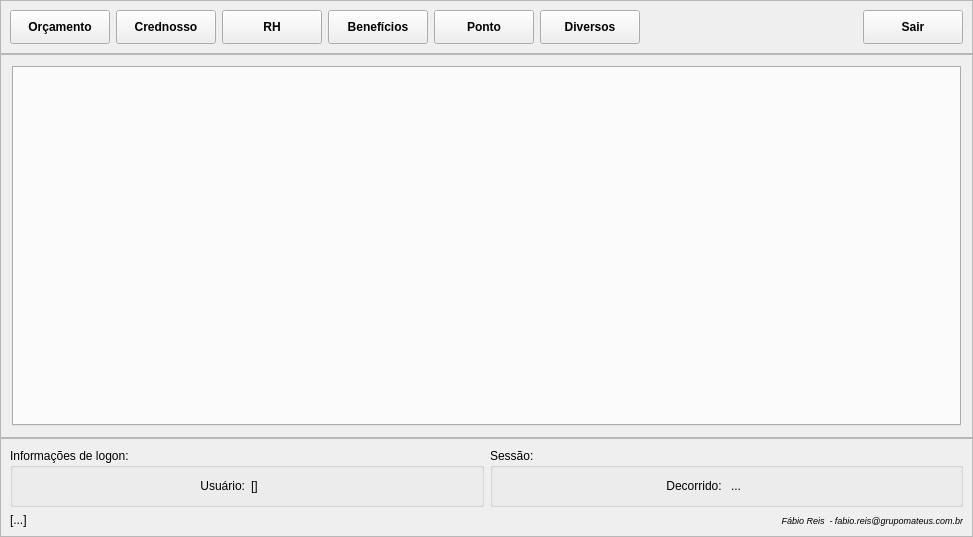
Qt form principal.ui (fallomermo/SeverinoToolKit) before a commit.
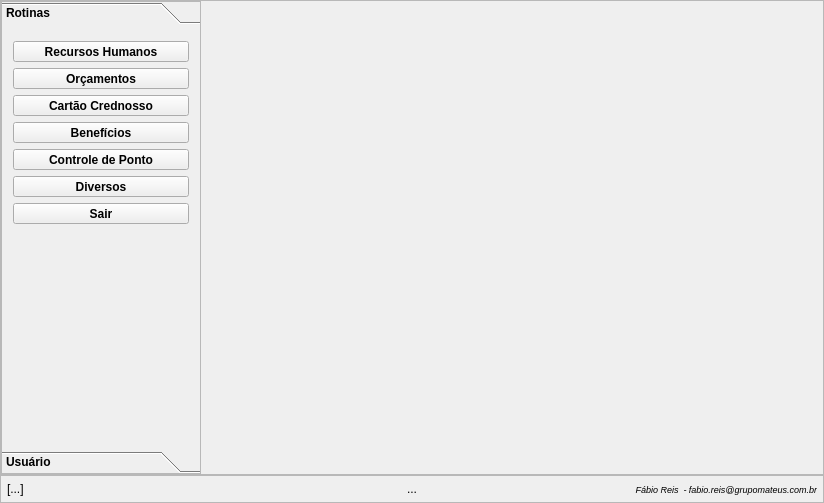
The same form after that commit. Icons and pictures are not drawn.

```diff
--- a/principal.ui
+++ b/principal.ui
@@ -6,8 +6,8 @@
    <rect>
     <x>0</x>
     <y>0</y>
-    <width>973</width>
-    <height>537</height>
+    <width>824</width>
+    <height>503</height>
    </rect>
   </property>
   <property name="windowTitle">
@@ -17,9 +17,6 @@
    <iconset resource="thema.qrc">
     <normaloff>:/images/iconeSeverino.png</normaloff>:/images/iconeSeverino.png</iconset>
   </property>
-  <property name="styleSheet">
-   <string notr="true"/>
-  </property>
   <layout class="QGridLayout" name="gridLayout_2">
    <property name="leftMargin">
     <number>0</number>
@@ -36,8 +33,101 @@
    <property name="spacing">
     <number>0</number>
    </property>
+   <item row="2" column="0">
+    <widget class="QFrame" name="framePanel_InfoUsuario">
+     <property name="frameShape">
+      <enum>QFrame::StyledPanel</enum>
+     </property>
+     <property name="frameShadow">
+      <enum>QFrame::Raised</enum>
+     </property>
+     <layout class="QGridLayout" name="gridLayout_5">
+      <property name="leftMargin">
+       <number>6</number>
+      </property>
+      <property name="topMargin">
+       <number>6</number>
+      </property>
+      <property name="rightMargin">
+       <number>6</number>
+      </property>
+      <property name="bottomMargin">
+       <number>6</number>
+      </property>
+      <item row="0" column="2">
+       <widget class="QLabel" name="statusDevelop">
+        <property name="font">
+         <font>
+          <pointsize>7</pointsize>
+          <italic>true</italic>
+         </font>
+        </property>
+        <property name="text">
+         <string>Fábio Reis  - fabio.reis@grupomateus.com.br</string>
+        </property>
+        <property name="alignment">
+         <set>Qt::AlignRight|Qt::AlignTrailing|Qt::AlignVCenter</set>
+        </property>
+       </widget>
+      </item>
+      <item row="0" column="0">
+       <widget class="QLabel" name="statusAplicacao">
+        <property name="text">
+         <string>[...]</string>
+        </property>
+       </widget>
+      </item>
+      <item row="0" column="1">
+       <widget class="QLabel" name="campoTime">
+        <property name="font">
+         <font/>
+        </property>
+        <property name="text">
+         <string>...</string>
+        </property>
+        <property name="alignment">
+         <set>Qt::AlignCenter</set>
+        </property>
+       </widget>
+      </item>
+     </layout>
+    </widget>
+   </item>
+   <item row="1" column="0">
+    <widget class="QFrame" name="framePanel_InfoSessao">
+     <property name="styleSheet">
+      <string notr="true"/>
+     </property>
+     <property name="frameShape">
+      <enum>QFrame::StyledPanel</enum>
+     </property>
+     <property name="frameShadow">
+      <enum>QFrame::Raised</enum>
+     </property>
+     <layout class="QGridLayout" name="gridLayout">
+      <property name="leftMargin">
+       <number>0</number>
+      </property>
+      <property name="topMargin">
+       <number>0</number>
+      </property>
+      <property name="rightMargin">
+       <number>0</number>
+      </property>
+      <property name="bottomMargin">
+       <number>0</number>
+      </property>
+      <property name="spacing">
+       <number>0</number>
+      </property>
    <item row="0" column="0">
     <widget class="QFrame" name="framePanel">
+        <property name="maximumSize">
+         <size>
+          <width>200</width>
+          <height>16777215</height>
+         </size>
+        </property>
      <property name="font">
       <font>
        <pointsize>9</pointsize>
@@ -54,29 +144,101 @@
      <property name="frameShadow">
       <enum>QFrame::Raised</enum>
      </property>
-     <layout class="QHBoxLayout" name="horizontalLayout">
+        <layout class="QVBoxLayout" name="verticalLayout">
+         <property name="spacing">
+          <number>0</number>
+         </property>
       <property name="leftMargin">
-       <number>9</number>
+          <number>0</number>
       </property>
       <property name="topMargin">
-       <number>9</number>
+          <number>0</number>
       </property>
       <property name="rightMargin">
-       <number>9</number>
+          <number>0</number>
       </property>
       <property name="bottomMargin">
-       <number>9</number>
-      </property>
+          <number>0</number>
+         </property>
+         <item>
+          <widget class="QToolBox" name="toolBox">
+           <property name="layoutDirection">
+            <enum>Qt::LeftToRight</enum>
+           </property>
+           <property name="autoFillBackground">
+            <bool>false</bool>
+           </property>
+           <property name="frameShape">
+            <enum>QFrame::NoFrame</enum>
+           </property>
+           <property name="currentIndex">
+            <number>0</number>
+           </property>
+           <widget class="QWidget" name="pageRotinas">
+            <property name="geometry">
+             <rect>
+              <x>0</x>
+              <y>-5</y>
+              <width>181</width>
+              <height>417</height>
+             </rect>
+            </property>
+            <attribute name="icon">
+             <iconset resource="thema.qrc">
+              <normaloff>:/images/order.png</normaloff>:/images/order.png</iconset>
+            </attribute>
+            <attribute name="label">
+             <string>Rotinas</string>
+            </attribute>
+            <layout class="QVBoxLayout" name="verticalLayout_2">
+             <item>
+              <widget class="QToolButton" name="toolButtonRecursosHumanos">
+               <property name="maximumSize">
+                <size>
+                 <width>400</width>
+                 <height>16777215</height>
+                </size>
+               </property>
+               <property name="contextMenuPolicy">
+                <enum>Qt::ActionsContextMenu</enum>
+               </property>
+               <property name="text">
+                <string>Recursos Humanos</string>
+               </property>
+               <property name="icon">
+                <iconset resource="thema.qrc">
+                 <normaloff>:/images/grouprh.png</normaloff>:/images/grouprh.png</iconset>
+               </property>
+               <property name="iconSize">
+                <size>
+                 <width>28</width>
+                 <height>28</height>
+                </size>
+               </property>
+               <property name="popupMode">
+                <enum>QToolButton::InstantPopup</enum>
+               </property>
+               <property name="toolButtonStyle">
+                <enum>Qt::ToolButtonTextUnderIcon</enum>
+               </property>
+               <property name="arrowType">
+                <enum>Qt::NoArrow</enum>
+               </property>
+              </widget>
+             </item>
       <item>
        <widget class="QToolButton" name="toolButtonIntegracaoFinanceira">
-        <property name="minimumSize">
+               <property name="maximumSize">
          <size>
-          <width>100</width>
-          <height>34</height>
-         </size>
-        </property>
+                 <width>400</width>
+                 <height>16777215</height>
+                </size>
+               </property>
+               <property name="contextMenuPolicy">
+                <enum>Qt::ActionsContextMenu</enum>
+               </property>
         <property name="text">
-         <string>Orçamento</string>
+                <string>Orçamentos</string>
         </property>
         <property name="icon">
          <iconset resource="thema.qrc">
@@ -88,21 +250,30 @@
           <height>28</height>
          </size>
         </property>
+               <property name="popupMode">
+                <enum>QToolButton::InstantPopup</enum>
+               </property>
         <property name="toolButtonStyle">
-         <enum>Qt::ToolButtonTextBesideIcon</enum>
+                <enum>Qt::ToolButtonTextUnderIcon</enum>
+               </property>
+               <property name="arrowType">
+                <enum>Qt::NoArrow</enum>
         </property>
        </widget>
       </item>
       <item>
-       <widget class="QToolButton" name="toolButtonIntegracaoCrednosso">
-        <property name="minimumSize">
+              <widget class="QToolButton" name="toolButtonCartaoCrednosso">
+               <property name="maximumSize">
          <size>
-          <width>100</width>
-          <height>34</height>
-         </size>
-        </property>
+                 <width>400</width>
+                 <height>16777215</height>
+                </size>
+               </property>
+               <property name="contextMenuPolicy">
+                <enum>Qt::ActionsContextMenu</enum>
+               </property>
         <property name="text">
-         <string>Crednosso</string>
+                <string>Cartão Crednosso</string>
         </property>
         <property name="icon">
          <iconset resource="thema.qrc">
@@ -114,45 +285,28 @@
           <height>28</height>
          </size>
         </property>
-        <property name="toolButtonStyle">
-         <enum>Qt::ToolButtonTextBesideIcon</enum>
-        </property>
-       </widget>
-      </item>
-      <item>
-       <widget class="QToolButton" name="toolButtonIntegracaoRH">
-        <property name="minimumSize">
-         <size>
-          <width>100</width>
-          <height>34</height>
-         </size>
-        </property>
-        <property name="text">
-         <string>RH</string>
-        </property>
-        <property name="icon">
-         <iconset resource="thema.qrc">
-          <normaloff>:/images/grouprh.png</normaloff>:/images/grouprh.png</iconset>
-        </property>
-        <property name="iconSize">
-         <size>
-          <width>28</width>
-          <height>28</height>
-         </size>
-        </property>
+               <property name="popupMode">
+                <enum>QToolButton::InstantPopup</enum>
+               </property>
         <property name="toolButtonStyle">
-         <enum>Qt::ToolButtonTextBesideIcon</enum>
-        </property>
+                <enum>Qt::ToolButtonTextUnderIcon</enum>
+               </property>
+               <property name="arrowType">
+                <enum>Qt::NoArrow</enum>
+               </property>
        </widget>
       </item>
       <item>
-       <widget class="QToolButton" name="toolButtonBlissBeneficios">
-        <property name="minimumSize">
+              <widget class="QToolButton" name="toolButtonBeneficios">
+               <property name="maximumSize">
          <size>
-          <width>100</width>
-          <height>34</height>
-         </size>
-        </property>
+                 <width>400</width>
+                 <height>16777215</height>
+                </size>
+               </property>
+               <property name="contextMenuPolicy">
+                <enum>Qt::ActionsContextMenu</enum>
+               </property>
         <property name="text">
          <string>Benefícios</string>
         </property>
@@ -166,21 +320,30 @@
           <height>28</height>
          </size>
         </property>
+               <property name="popupMode">
+                <enum>QToolButton::InstantPopup</enum>
+               </property>
         <property name="toolButtonStyle">
-         <enum>Qt::ToolButtonTextBesideIcon</enum>
+                <enum>Qt::ToolButtonTextUnderIcon</enum>
+               </property>
+               <property name="arrowType">
+                <enum>Qt::NoArrow</enum>
         </property>
        </widget>
       </item>
       <item>
        <widget class="QToolButton" name="toolButtonControlePonto">
-        <property name="minimumSize">
+               <property name="maximumSize">
          <size>
-          <width>100</width>
-          <height>34</height>
-         </size>
-        </property>
+                 <width>400</width>
+                 <height>16777215</height>
+                </size>
+               </property>
+               <property name="contextMenuPolicy">
+                <enum>Qt::ActionsContextMenu</enum>
+               </property>
         <property name="text">
-         <string>Ponto</string>
+                <string>Controle de Ponto</string>
         </property>
         <property name="icon">
          <iconset resource="thema.qrc">
@@ -192,19 +355,28 @@
           <height>28</height>
          </size>
         </property>
+               <property name="popupMode">
+                <enum>QToolButton::InstantPopup</enum>
+               </property>
         <property name="toolButtonStyle">
-         <enum>Qt::ToolButtonTextBesideIcon</enum>
+                <enum>Qt::ToolButtonTextUnderIcon</enum>
+               </property>
+               <property name="arrowType">
+                <enum>Qt::NoArrow</enum>
         </property>
        </widget>
       </item>
       <item>
        <widget class="QToolButton" name="toolButtonFerramentas">
-        <property name="minimumSize">
+               <property name="maximumSize">
          <size>
-          <width>100</width>
-          <height>34</height>
-         </size>
-        </property>
+                 <width>400</width>
+                 <height>16777215</height>
+                </size>
+               </property>
+               <property name="contextMenuPolicy">
+                <enum>Qt::ActionsContextMenu</enum>
+               </property>
         <property name="text">
          <string>Diversos</string>
         </property>
@@ -218,32 +390,28 @@
           <height>28</height>
          </size>
         </property>
+               <property name="popupMode">
+                <enum>QToolButton::InstantPopup</enum>
+               </property>
         <property name="toolButtonStyle">
-         <enum>Qt::ToolButtonTextBesideIcon</enum>
+                <enum>Qt::ToolButtonTextUnderIcon</enum>
+               </property>
+               <property name="arrowType">
+                <enum>Qt::NoArrow</enum>
         </property>
        </widget>
       </item>
-      <item>
-       <spacer name="horizontalSpacer">
-        <property name="orientation">
-         <enum>Qt::Horizontal</enum>
-        </property>
-        <property name="sizeHint" stdset="0">
-         <size>
-          <width>40</width>
-          <height>20</height>
-         </size>
-        </property>
-       </spacer>
-      </item>
       <item>
        <widget class="QToolButton" name="botaoSair">
-        <property name="minimumSize">
+               <property name="maximumSize">
          <size>
-          <width>100</width>
-          <height>34</height>
-         </size>
-        </property>
+                 <width>400</width>
+                 <height>16777215</height>
+                </size>
+               </property>
+               <property name="contextMenuPolicy">
+                <enum>Qt::ActionsContextMenu</enum>
+               </property>
         <property name="text">
          <string>Sair</string>
         </property>
@@ -257,27 +425,111 @@
           <height>28</height>
          </size>
         </property>
+               <property name="popupMode">
+                <enum>QToolButton::InstantPopup</enum>
+               </property>
         <property name="toolButtonStyle">
-         <enum>Qt::ToolButtonTextBesideIcon</enum>
-        </property>
-       </widget>
-      </item>
-     </layout>
-    </widget>
-   </item>
-   <item row="1" column="0">
-    <widget class="QFrame" name="framePanel_InfoSessao">
-     <property name="styleSheet">
-      <string notr="true"/>
-     </property>
-     <property name="frameShape">
-      <enum>QFrame::StyledPanel</enum>
-     </property>
-     <property name="frameShadow">
-      <enum>QFrame::Raised</enum>
-     </property>
-     <layout class="QGridLayout" name="gridLayout">
-      <item row="0" column="0">
+                <enum>Qt::ToolButtonTextUnderIcon</enum>
+               </property>
+               <property name="arrowType">
+                <enum>Qt::NoArrow</enum>
+               </property>
+              </widget>
+             </item>
+             <item>
+              <spacer name="verticalSpacer_2">
+               <property name="orientation">
+                <enum>Qt::Vertical</enum>
+               </property>
+               <property name="sizeHint" stdset="0">
+                <size>
+                 <width>20</width>
+                 <height>40</height>
+                </size>
+               </property>
+              </spacer>
+             </item>
+            </layout>
+           </widget>
+           <widget class="QWidget" name="pageUsuario">
+            <property name="geometry">
+             <rect>
+              <x>0</x>
+              <y>0</y>
+              <width>198</width>
+              <height>412</height>
+             </rect>
+            </property>
+            <attribute name="icon">
+             <iconset resource="thema.qrc">
+              <normaloff>:/images/user.png</normaloff>:/images/user.png</iconset>
+            </attribute>
+            <attribute name="label">
+             <string>Usuário</string>
+            </attribute>
+            <layout class="QVBoxLayout" name="verticalLayout_3">
+             <item>
+              <widget class="QToolButton" name="botaoAvatar">
+               <property name="minimumSize">
+                <size>
+                 <width>0</width>
+                 <height>100</height>
+                </size>
+               </property>
+               <property name="maximumSize">
+                <size>
+                 <width>400</width>
+                 <height>16777215</height>
+                </size>
+               </property>
+               <property name="text">
+                <string>usuário</string>
+               </property>
+               <property name="icon">
+                <iconset resource="thema.qrc">
+                 <normaloff>:/images/user.png</normaloff>:/images/user.png</iconset>
+               </property>
+               <property name="iconSize">
+                <size>
+                 <width>64</width>
+                 <height>64</height>
+                </size>
+               </property>
+               <property name="shortcut">
+                <string>F12</string>
+               </property>
+               <property name="popupMode">
+                <enum>QToolButton::InstantPopup</enum>
+               </property>
+               <property name="toolButtonStyle">
+                <enum>Qt::ToolButtonTextUnderIcon</enum>
+               </property>
+               <property name="autoRaise">
+                <bool>true</bool>
+               </property>
+              </widget>
+             </item>
+             <item>
+              <spacer name="verticalSpacer">
+               <property name="orientation">
+                <enum>Qt::Vertical</enum>
+               </property>
+               <property name="sizeHint" stdset="0">
+                <size>
+                 <width>20</width>
+                 <height>40</height>
+                </size>
+               </property>
+              </spacer>
+             </item>
+            </layout>
+           </widget>
+          </widget>
+         </item>
+        </layout>
+       </widget>
+      </item>
+      <item row="0" column="1">
        <widget class="QTabWidget" name="tabWidget">
         <property name="tabPosition">
          <enum>QTabWidget::West</enum>
@@ -286,131 +538,11 @@
          <enum>QTabWidget::Rounded</enum>
         </property>
         <property name="documentMode">
-         <bool>false</bool>
+         <bool>true</bool>
         </property>
         <property name="tabsClosable">
          <bool>true</bool>
         </property>
-        <property name="movable">
-         <bool>true</bool>
-        </property>
-       </widget>
-      </item>
-     </layout>
-    </widget>
-   </item>
-   <item row="2" column="0">
-    <widget class="QFrame" name="framePanel_InfoUsuario">
-     <property name="frameShape">
-      <enum>QFrame::StyledPanel</enum>
-     </property>
-     <property name="frameShadow">
-      <enum>QFrame::Raised</enum>
-     </property>
-     <layout class="QGridLayout" name="gridLayout_5">
-      <property name="leftMargin">
-       <number>9</number>
-      </property>
-      <property name="topMargin">
-       <number>9</number>
-      </property>
-      <property name="rightMargin">
-       <number>9</number>
-      </property>
-      <property name="bottomMargin">
-       <number>9</number>
-      </property>
-      <item row="0" column="1">
-       <widget class="QGroupBox" name="groupBox_Sessao">
-        <property name="title">
-         <string>Sessão:</string>
-        </property>
-        <layout class="QGridLayout" name="gridLayout_4">
-         <property name="rightMargin">
-          <number>9</number>
-         </property>
-         <item row="0" column="1">
-          <widget class="QLabel" name="campoTime">
-           <property name="font">
-            <font/>
-           </property>
-           <property name="text">
-            <string>...</string>
-           </property>
-           <property name="alignment">
-            <set>Qt::AlignLeading|Qt::AlignLeft|Qt::AlignVCenter</set>
-           </property>
-          </widget>
-         </item>
-         <item row="0" column="0">
-          <widget class="QLabel" name="campoTime_Descricao">
-           <property name="font">
-            <font/>
-           </property>
-           <property name="text">
-            <string>Decorrido: </string>
-           </property>
-           <property name="alignment">
-            <set>Qt::AlignRight|Qt::AlignTrailing|Qt::AlignVCenter</set>
-           </property>
-          </widget>
-         </item>
-        </layout>
-       </widget>
-      </item>
-      <item row="0" column="0">
-       <widget class="QGroupBox" name="groupBox_InfoUsuario">
-        <property name="title">
-         <string>Informações de logon:</string>
-        </property>
-        <layout class="QGridLayout" name="gridLayout_3">
-         <property name="rightMargin">
-          <number>9</number>
-         </property>
-         <item row="0" column="0">
-          <widget class="QLabel" name="label_DescricaoUsuario">
-           <property name="text">
-            <string>Usuário:</string>
-           </property>
-           <property name="alignment">
-            <set>Qt::AlignRight|Qt::AlignTrailing|Qt::AlignVCenter</set>
-           </property>
-          </widget>
-         </item>
-         <item row="0" column="1">
-          <widget class="QLabel" name="campoUsuario">
-           <property name="font">
-            <font/>
-           </property>
-           <property name="text">
-            <string>[]</string>
-           </property>
-          </widget>
-         </item>
-        </layout>
-       </widget>
-      </item>
-      <item row="1" column="1">
-       <widget class="QLabel" name="statusDevelop">
-        <property name="font">
-         <font>
-          <pointsize>7</pointsize>
-          <italic>true</italic>
-         </font>
-        </property>
-        <property name="text">
-         <string>Fábio Reis  - fabio.reis@grupomateus.com.br</string>
-        </property>
-        <property name="alignment">
-         <set>Qt::AlignRight|Qt::AlignTrailing|Qt::AlignVCenter</set>
-        </property>
-       </widget>
-      </item>
-      <item row="1" column="0">
-       <widget class="QLabel" name="statusAplicacao">
-        <property name="text">
-         <string>[...]</string>
-        </property>
        </widget>
       </item>
      </layout>
```
Left out of the diff: 12 changed lines with no effect on the pictures. Lines whose indentation alone changed are shown as unchanged.
